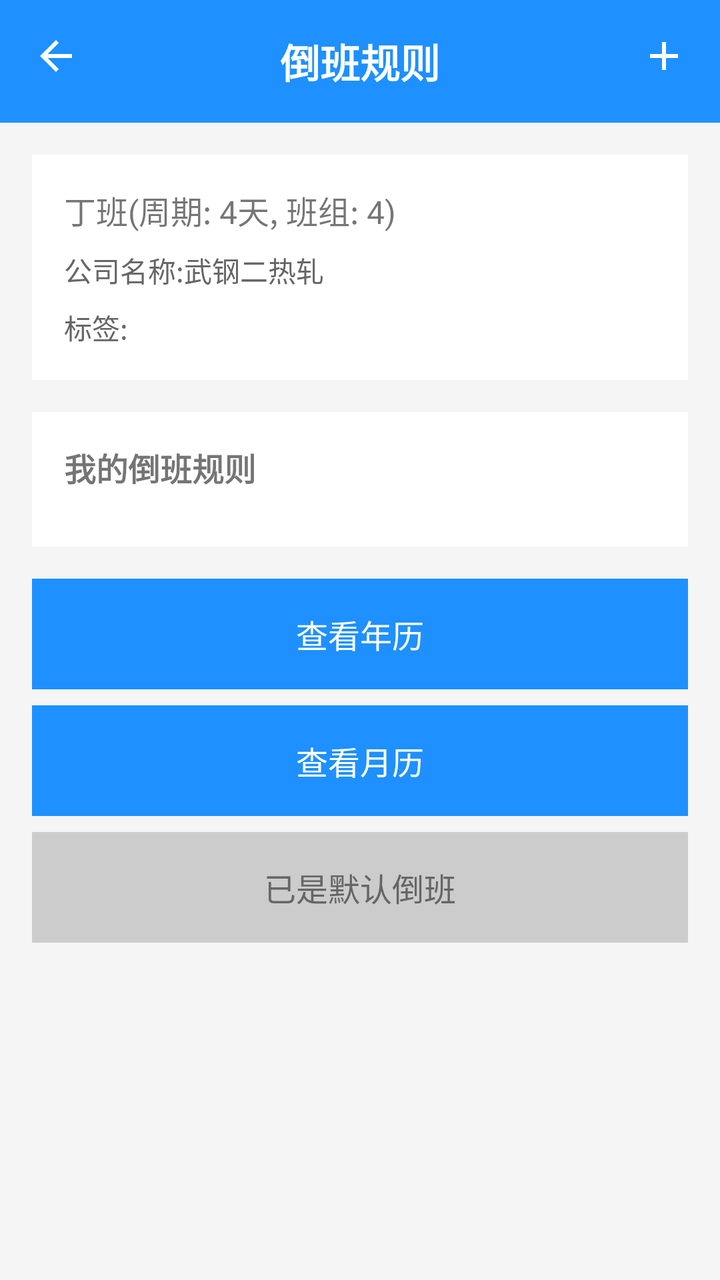
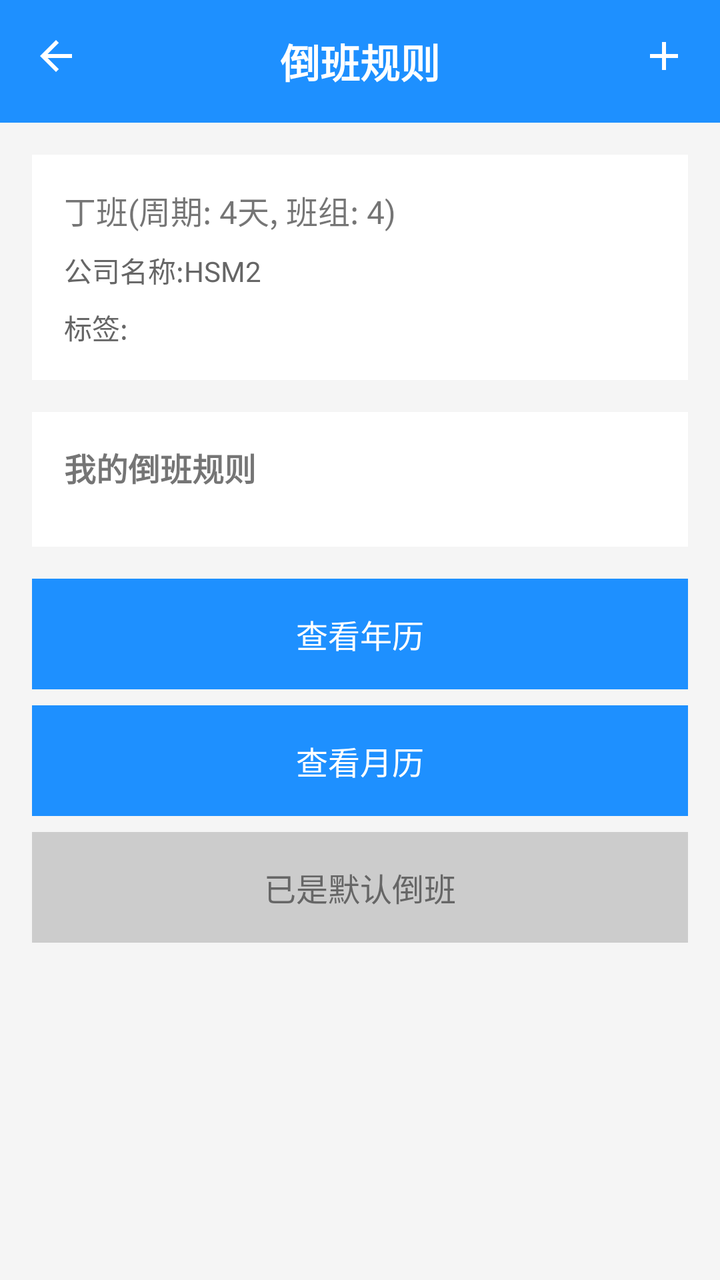

An Android layout rendered at two revisions. The XML below is the earlier revision; the diff shows what the commit changed to produce the second picture.
<!-- AndroidManifest.xml: application theme Theme.MyApplication -->
<!-- res/layout/activity_rule_detail.xml -->
<?xml version="1.0" encoding="utf-8"?>
<LinearLayout xmlns:android="http://schemas.android.com/apk/res/android"
    android:layout_width="match_parent"
    android:layout_height="match_parent"
    android:orientation="vertical">

    <LinearLayout
        android:layout_width="match_parent"
        android:layout_height="wrap_content"
        android:background="#1E90FF"
        android:orientation="horizontal"
        android:padding="16dp">

        <ImageView
            android:id="@+id/btn_back"
            android:layout_width="24dp"
            android:layout_height="24dp"
            android:src="@drawable/ic_back" />

        <TextView
            android:id="@+id/title"
            android:layout_width="0dp"
            android:layout_height="wrap_content"
            android:layout_weight="1"
            android:gravity="center"
            android:text="倒班规则"
            android:textColor="#FFFFFF"
            android:textSize="20sp"
            android:textStyle="bold" />

        <ImageView
            android:layout_width="24dp"
            android:layout_height="24dp"
            android:src="@drawable/ic_add" />
    </LinearLayout>

    <ScrollView
        android:layout_width="match_parent"
        android:layout_height="0dp"
        android:layout_weight="1"
        android:background="#F5F5F5">

        <LinearLayout
            android:layout_width="match_parent"
            android:layout_height="wrap_content"
            android:orientation="vertical"
            android:padding="16dp">

            <LinearLayout
                android:layout_width="match_parent"
                android:layout_height="wrap_content"
                android:background="#FFFFFF"
                android:orientation="vertical"
                android:padding="16dp">

                <TextView
                    android:id="@+id/cycle_info"
                    android:layout_width="wrap_content"
                    android:layout_height="wrap_content"
                    android:text="丁班(周期: 4天, 班组: 4)"
                    android:textSize="16sp" />

                <TextView
                    android:id="@+id/company_name"
                    android:layout_width="wrap_content"
                    android:layout_height="wrap_content"
                    android:layout_marginTop="8dp"
                    android:text="公司名称:武钢二热轧"
                    android:textColor="#666666"
                    android:textSize="14sp" />

                <TextView
                    android:id="@+id/tag"
                    android:layout_width="wrap_content"
                    android:layout_height="wrap_content"
                    android:layout_marginTop="8dp"
                    android:text="标签:"
                    android:textColor="#666666"
                    android:textSize="14sp" />
            </LinearLayout>

            <LinearLayout
                android:layout_width="match_parent"
                android:layout_height="wrap_content"
                android:layout_marginTop="16dp"
                android:background="#FFFFFF"
                android:orientation="vertical"
                android:padding="16dp">

                <TextView
                    android:layout_width="wrap_content"
                    android:layout_height="wrap_content"
                    android:text="我的倒班规则"
                    android:textSize="16sp"
                    android:textStyle="bold" />

                <LinearLayout
                    android:id="@+id/rules_container"
                    android:layout_width="match_parent"
                    android:layout_height="wrap_content"
                    android:layout_marginTop="12dp"
                    android:orientation="vertical" />
            </LinearLayout>

            <LinearLayout
                android:layout_width="match_parent"
                android:layout_height="wrap_content"
                android:layout_marginTop="16dp"
                android:orientation="vertical">

                <LinearLayout
                    android:id="@+id/btn_view_year_calendar"
                    android:layout_width="match_parent"
                    android:layout_height="wrap_content"
                    android:layout_weight="1"
                    android:background="#1E90FF"
                    android:gravity="center"
                    android:padding="16dp">

                    <TextView
                        android:layout_width="wrap_content"
                        android:layout_height="wrap_content"
                        android:text="查看年历"
                        android:textColor="#FFFFFF"
                        android:textSize="16sp" />
                </LinearLayout>

                <LinearLayout
                    android:id="@+id/btn_view_month_calendar"
                    android:layout_width="match_parent"
                    android:layout_height="wrap_content"
                    android:layout_weight="1"
                    android:layout_marginTop="8dp"
                    android:background="#1E90FF"
                    android:gravity="center"
                    android:padding="16dp">

                    <TextView
                        android:layout_width="wrap_content"
                        android:layout_height="wrap_content"
                        android:text="查看月历"
                        android:textColor="#FFFFFF"
                        android:textSize="16sp" />
                </LinearLayout>

                <LinearLayout
                    android:id="@+id/btn_default"
                    android:layout_width="match_parent"
                    android:layout_height="wrap_content"
                    android:layout_weight="1"
                    android:layout_marginTop="8dp"
                    android:background="#CCCCCC"
                    android:gravity="center"
                    android:padding="16dp">

                    <TextView
                        android:layout_width="wrap_content"
                        android:layout_height="wrap_content"
                        android:text="已是默认倒班"
                        android:textColor="#666666"
                        android:textSize="16sp" />
                </LinearLayout>
            </LinearLayout>
        </LinearLayout>
    </ScrollView>
</LinearLayout>
<!-- resources referenced by this layout -->
<resources>
  <!-- drawable ic_add (drawable) -->
  <vector xmlns:android="http://schemas.android.com/apk/res/android"
      android:width="24dp"
      android:height="24dp"
      android:viewportWidth="24"
      android:viewportHeight="24">
      <path
          android:fillColor="#FFFFFF"
          android:pathData="M19 13h-6v6h-2v-6H5v-2h6V5h2v6h6v2z"/>
  </vector>
  <!-- drawable ic_back (drawable) -->
  <vector xmlns:android="http://schemas.android.com/apk/res/android"
      android:width="24dp"
      android:height="24dp"
      android:viewportWidth="24"
      android:viewportHeight="24">
      <path
          android:fillColor="#FFFFFF"
          android:pathData="M20 11H7.83l5.59-5.59L12 4l-8 8 8 8 1.41-1.41L7.83 13H20v-2z"/>
  </vector>
  <style name="Theme.MyApplication" parent="Theme.MaterialComponents.DayNight.NoActionBar">
          <item name="colorPrimary">#1E90FF</item>
          <item name="colorPrimaryVariant">#1E90FF</item>
          <item name="colorOnPrimary">#FFFFFF</item>
          <item name="colorSecondary">#1E90FF</item>
          <item name="colorSecondaryVariant">#1E90FF</item>
          <item name="colorOnSecondary">#FFFFFF</item>
          <item name="android:statusBarColor">#1E90FF</item>
          <item name="android:windowBackground">#F5F5F5</item>
      </style>
</resources>

<!-- the commit's change to res/layout/activity_rule_detail.xml (unified diff, before → after) -->
@@ -65,7 +65,7 @@
                     android:layout_width="wrap_content"
                     android:layout_height="wrap_content"
                     android:layout_marginTop="8dp"
-                    android:text="公司名称:武钢二热轧"
+                    android:text="公司名称:HSM2"
                     android:textColor="#666666"
                     android:textSize="14sp" />
 
